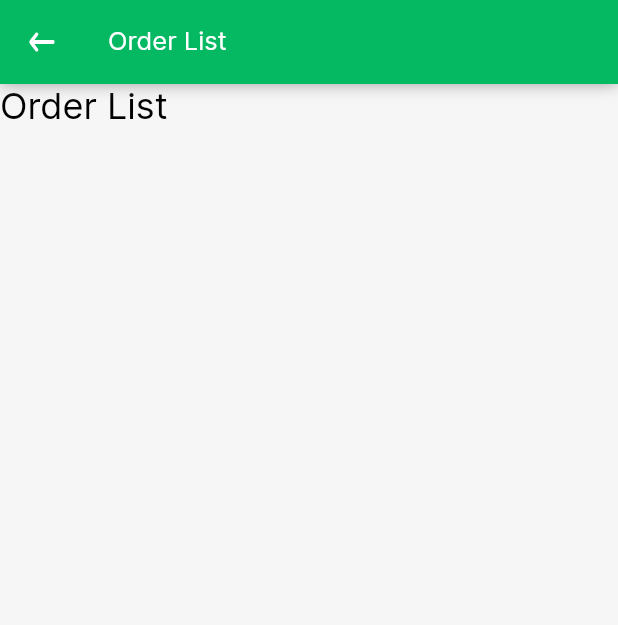
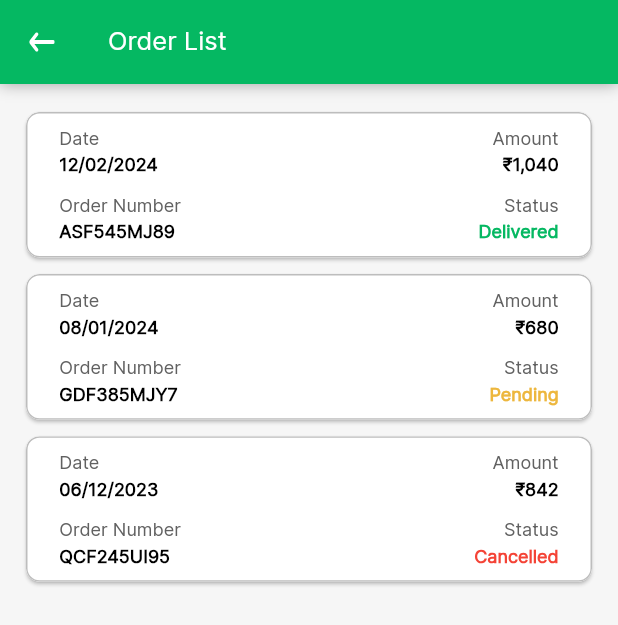
Before and after one commit to mendis11391/nourizmart_inl, a Flutter app: the OrderListPage screen opened by its route, on a phone screen of 412 x 824 dp. Shown: the top 625 px of the screen. Run offline on Flutter 3.47's test engine with Material 3 defaults, Android fonts, the light colour scheme and no system bars; our stand-ins replace cloud_firestore, dio, envied, firebase_auth, firebase_core, flutter_svg and 7 more; accounts and stored records are empty; generated files the repository leaves out were written again; network calls fail.

Commit message:
Order List

```diff
--- a/lib/presentation/pages/home/home_controller.dart
+++ b/lib/presentation/pages/home/home_controller.dart
@@ -117,11 +117,12 @@ class HomeController extends GetxController {
   }
 
   seeMoreAction() {
-    showToast('SeeMore Action');
+    navigatePage(AppConstants.orderListPage);
   }
 
   orderAction(int index) {
     showToast('Order Action ${index + 1}');
+    // navigatePage(AppConstants.orderDetailsPage);
   }
 
   // submitAction() async => apiDebounce(() async {
--- a/lib/presentation/pages/home/home_page.dart
+++ b/lib/presentation/pages/home/home_page.dart
@@ -349,9 +349,9 @@ class HomePage extends GetView<HomeController> {
               clipBehavior: Clip.antiAlias,
               shape: RoundedRectangleBorder(
                   borderRadius: BorderRadius.circular(getSize(10)),
-                  side: BorderSide(color: Colors.grey.shade600)),
+                  side: BorderSide(color: Colors.grey.shade400)),
               child: Padding(
-                padding: getPadding(all: 8),
+                padding: getPadding(all: 10),
                 child: Column(
                   crossAxisAlignment: CrossAxisAlignment.start,
                   mainAxisSize: MainAxisSize.min,
@@ -365,7 +365,7 @@ class HomePage extends GetView<HomeController> {
                           children: [
                             AppText(
                               text: 'Date',
-                              size: 14,
+                              size: 13,
                               color: Colors.grey.shade700,
                             ),
                             const SpaceHeight(mHeight: 3),
@@ -375,7 +375,7 @@ class HomePage extends GetView<HomeController> {
                                   : index == 1
                                       ? '08/01/2024'
                                       : '06/12/2023',
-                              size: 14,
+                              size: 13,
                               weight: FontWeight.bold,
                             ),
                           ],
@@ -386,7 +386,7 @@ class HomePage extends GetView<HomeController> {
                           children: [
                             AppText(
                               text: 'Amount',
-                              size: 14,
+                              size: 13,
                               color: Colors.grey.shade700,
                             ),
                             const SpaceHeight(mHeight: 3),
@@ -396,14 +396,14 @@ class HomePage extends GetView<HomeController> {
                                   : index == 1
                                       ? '₹680'
                                       : '₹842',
-                              size: 14,
+                              size: 13,
                               weight: FontWeight.bold,
                             ),
                           ],
                         ),
                       ],
                     ),
-                    const SpaceHeight(mHeight: 16),
+                    const SpaceHeight(mHeight: 12),
                     Row(
                       mainAxisAlignment: MainAxisAlignment.spaceBetween,
                       children: [
@@ -413,7 +413,7 @@ class HomePage extends GetView<HomeController> {
                           children: [
                             AppText(
                               text: 'Order Number',
-                              size: 14,
+                              size: 13,
                               color: Colors.grey.shade700,
                             ),
                             const SpaceHeight(mHeight: 3),
@@ -423,7 +423,7 @@ class HomePage extends GetView<HomeController> {
                                   : index == 1
                                       ? 'GDF385MJY7'
                                       : 'QCF245UI95',
-                              size: 14,
+                              size: 13,
                               weight: FontWeight.bold,
                             ),
                           ],
@@ -434,7 +434,7 @@ class HomePage extends GetView<HomeController> {
                           children: [
                             AppText(
                               text: 'Status',
-                              size: 14,
+                              size: 13,
                               color: Colors.grey.shade700,
                             ),
                             const SpaceHeight(mHeight: 3),
@@ -444,7 +444,7 @@ class HomePage extends GetView<HomeController> {
                                   : index == 1
                                       ? 'Pending'
                                       : 'Cancelled',
-                              size: 14,
+                              size: 13,
                               weight: FontWeight.bold,
                               color: getOrderStatusColor(index == 0
                                   ? 'Delivered'
--- a/lib/presentation/pages/order_list/order_list_controller.dart
+++ b/lib/presentation/pages/order_list/order_list_controller.dart
@@ -2,19 +2,30 @@ import '../../../../../app/utils/app_export.dart';
 
 class OrderListController extends GetxController {
   var title = 'Order List'.obs,
+      isLoading = true.obs,
+      limits = 10,
+      page = 1,
+      isNoMoreItem = false.obs,
+      isLoadMoreApi = false.obs,
+      totalOrder = 0.obs,
       showLoadingStyle = ApiCallLoadingTypeEnum.none.obs;
   late ScrollController scrollController;
+  late RxList<String> responseList;
+  late AppRepo appRepo;
 
   @override
   void onInit() {
     super.onInit();
     scrollController = ScrollController();
+    responseList = <String>[].obs;
+    appRepo = AppRepoImpl();
   }
 
   @override
   void onReady() {
     super.onReady();
     getSharedValue();
+    // paginationTask();
   }
 
   @override
@@ -29,12 +40,114 @@ class OrderListController extends GetxController {
 
   getSharedValue() async {
     if (await delayNavigation(AppConstants.appShortDelayDuration)) {
-      // Api Call
+      invokeApiCall();
     }
   }
 
-  // submitAction() async => apiDebounce(() async {
-  //       hideKeyBoardFocus();
-  //       navigatePage(AppConstants.paymentDetailsPage);
-  //     });
+  invokeApiCall() async {
+    showLoadingStyle.value = ApiCallLoadingTypeEnum.circularProgress;
+    defaultApiCall();
+  }
+
+  defaultApiCall() async {
+    if (await checkInternetConnection()) {
+      isLoading(true);
+      isLoadMoreApi(false);
+      isNoMoreItem(false);
+      page = 1;
+      if (showLoadingStyle.value == ApiCallLoadingTypeEnum.customLoading) {
+        AppLoader.showLoadingDialog();
+      }
+
+      apiCallOrderList(false);
+    } else {
+      await resetLoading(AppConstants.appZeroDuration);
+    }
+  }
+
+  apiCallOrderList(bool isPagination) async {
+    if (!isPagination) {
+      responseList.clear();
+    }
+    // dynamic payload = requestByData(searchText);
+
+    try {
+      // var response = await useCase.executeStoreList(payload);
+
+      // if (response.data != null && response.data!.rows != null) {
+      //   totalStore.value = validInt(response.data!.count);
+
+      //   if (isPagination && response.data!.rows!.isEmpty) {
+      //     isLoadMoreApi(false);
+      //     offset -= limits;
+      //     showToast('lbl_no_more_data'.tr);
+      //     isNoMoreItem(true);
+      //   }
+      //   responseList.addAll(response.data!.rows!);
+
+      // } else {
+      //   showToast('Failed: OnBoard Store List', msgType: ToastEnumType.error);
+      // }
+
+      for (int i = 0; i < 3; i++) {
+        responseList.add(validString(i));
+      }
+
+      await resetLoading(AppConstants.appResetLoadingDuration);
+    } catch (e) {
+      handleApiException(e, 'Order List');
+    }
+  }
+
+  handleApiException(dynamic error, String tag) async {
+    // String errorMsg = checkErrorModel(error);
+    // handleException(errorMsg, tag);
+    // showToast(errorMsg, msgType: ToastEnumType.error);
+
+    showToast(validString(error), toastType: ToastType.error);
+    await resetLoading(AppConstants.appShortDelayDuration);
+  }
+
+  resetLoading(int delayDuration) async {
+    if (await delayNavigation(delayDuration)) {
+      isLoading(false);
+      isLoadMoreApi(false);
+      if (showLoadingStyle.value == ApiCallLoadingTypeEnum.customLoading) {
+        AppLoader.hideLoadingDialog();
+      }
+      showLoadingStyle.value = ApiCallLoadingTypeEnum.none;
+    }
+  }
+
+  paginationTask() {
+    scrollController.addListener(() {
+      if (scrollController.position.pixels ==
+              scrollController.position.maxScrollExtent &&
+          isLoadMoreApi.isFalse) {
+        // page += limits;
+        page++;
+        getMoreTask();
+      }
+    });
+  }
+
+  getMoreTask() async {
+    if (await checkInternetConnection()) {
+      if (isNoMoreItem.isFalse) {
+        isLoadMoreApi(true);
+        showLoadingStyle.value = ApiCallLoadingTypeEnum.loadMore;
+        apiCallOrderList(true);
+      } else {
+        // page -= limits;
+        page--;
+        isLoadMoreApi(false);
+        showToast('No more items');
+      }
+    }
+  }
+
+  submitAction(int idx) async => apiDebounce(() async {
+        hideKeyBoardFocus();
+        navigatePage(AppConstants.orderDetailsPage);
+      });
 }
--- a/lib/presentation/pages/order_list/order_list_page.dart
+++ b/lib/presentation/pages/order_list/order_list_page.dart
@@ -26,44 +26,169 @@ class OrderListPage extends GetView<OrderListController> {
 
   Widget buildBody() => SafeArea(
         child: Column(
+          crossAxisAlignment: CrossAxisAlignment.start,
+          mainAxisSize: MainAxisSize.min,
           children: [
-            // buildNote(),
-            // buildListData(),
-
-            AppText(text: controller.title.value, size: 25),
+            buildListSection(),
           ],
         ),
       );
 
-  //  Widget buildListData() =>
-  // controller.responseList.isEmpty ? loadingNoData() : buildListBuilder();
+  Widget buildListSection() =>
+      controller.responseList.isEmpty ? loadingNoData() : buildListBuilder();
 
-  // Widget loadingNoData() => Visibility(
-  //   visible: (controller.showLoadingStyle.value ==
-  //           ApiCallLoadingTypeEnum.circularProgress ||
-  //       controller.showLoadingStyle.value == ApiCallLoadingTypeEnum.search),
-  //   replacement: controller.isLoading.isFalse
-  //       ? const AppNoDataFound()
-  //       : const SizedBox.shrink(),
-  //   child: AppCircularProgress(loadingText: 'lbl_please_wait'.tr),
-  // );
+  Widget loadingNoData() => Visibility(
+        visible: (controller.showLoadingStyle.value ==
+                ApiCallLoadingTypeEnum.circularProgress ||
+            controller.showLoadingStyle.value == ApiCallLoadingTypeEnum.search),
+        replacement: controller.isLoading.isFalse
+            ? const AppNoDataFound()
+            : const SizedBox.shrink(),
+        child: const AppCircularProgress(),
+      );
 
-  // Widget buildBottomNavigation() => ColoredBox(
-  //       color: AppColors.commonThemeShade50,
-  //       child: Padding(
-  //         padding: getPadding(
-  //           top: 10,
-  //           bottom: 10,
-  //           left: 15,
-  //           right: 15,
-  //         ),
-  //         child: AppButton(
-  //           textSize: getFontSize(14),
-  //           buttonText: 'Continue',
-  //           borderRadius: getSize(5),
-  //           weight: FontWeight.bold,
-  //           onTap: () => controller.submitAction(),
-  //         ),
-  //       ),
-  //     );
+  Widget buildListBuilder() => Expanded(
+        child: ListView.separated(
+          controller: controller.scrollController,
+          padding: getPadding(left: 6, right: 6, top: 15, bottom: 20),
+          physics: const BouncingScrollPhysics(),
+          keyboardDismissBehavior: ScrollViewKeyboardDismissBehavior.onDrag,
+          shrinkWrap: true,
+          itemCount: controller.responseList.length,
+          itemBuilder: (context, idx) {
+            if (idx == (controller.responseList.length - 1) &&
+                controller.isLoadMoreApi.isTrue) {
+              return const AppLoadMore();
+            } else {
+              final String item = controller.responseList[idx];
+              return buildListElements(item, idx);
+            }
+          },
+          separatorBuilder: (BuildContext context, int index) => AppDivider(
+            color: Colors.transparent,
+            height: getSize(5),
+            // thickness: getSize(1),
+          ),
+        ),
+      );
+
+  Widget buildListElements(String item, int idx) => InkWell(
+        onTap: () => controller.submitAction(idx),
+        child: Card(
+          elevation: 1,
+          clipBehavior: Clip.antiAlias,
+          shape: RoundedRectangleBorder(
+              borderRadius: BorderRadius.circular(getSize(10)),
+              side: BorderSide(color: Colors.grey.shade400)),
+          child: Padding(
+            padding: getPadding(all: 10),
+            child: Column(
+              crossAxisAlignment: CrossAxisAlignment.start,
+              mainAxisSize: MainAxisSize.min,
+              children: [
+                Row(
+                  mainAxisAlignment: MainAxisAlignment.spaceBetween,
+                  children: [
+                    Column(
+                      crossAxisAlignment: CrossAxisAlignment.start,
+                      mainAxisSize: MainAxisSize.min,
+                      children: [
+                        AppText(
+                          text: 'Date',
+                          size: 13,
+                          color: Colors.grey.shade700,
+                        ),
+                        const SpaceHeight(mHeight: 3),
+                        AppText(
+                          text: idx == 0
+                              ? '12/02/2024'
+                              : idx == 1
+                                  ? '08/01/2024'
+                                  : '06/12/2023',
+                          size: 13,
+                          weight: FontWeight.bold,
+                        ),
+                      ],
+                    ),
+                    Column(
+                      crossAxisAlignment: CrossAxisAlignment.end,
+                      mainAxisSize: MainAxisSize.min,
+                      children: [
+                        AppText(
+                          text: 'Amount',
+                          size: 13,
+                          color: Colors.grey.shade700,
+                        ),
+                        const SpaceHeight(mHeight: 3),
+                        AppText(
+                          text: idx == 0
+                              ? '₹1,040'
+                              : idx == 1
+                                  ? '₹680'
+                                  : '₹842',
+                          size: 13,
+                          weight: FontWeight.bold,
+                        ),
+                      ],
+                    ),
+                  ],
+                ),
+                const SpaceHeight(mHeight: 12),
+                Row(
+                  mainAxisAlignment: MainAxisAlignment.spaceBetween,
+                  children: [
+                    Column(
+                      crossAxisAlignment: CrossAxisAlignment.start,
+                      mainAxisSize: MainAxisSize.min,
+                      children: [
+                        AppText(
+                          text: 'Order Number',
+                          size: 13,
+                          color: Colors.grey.shade700,
+                        ),
+                        const SpaceHeight(mHeight: 3),
+                        AppText(
+                          text: idx == 0
+                              ? 'ASF545MJ89'
+                              : idx == 1
+                                  ? 'GDF385MJY7'
+                                  : 'QCF245UI95',
+                          size: 13,
+                          weight: FontWeight.bold,
+                        ),
+                      ],
+                    ),
+                    Column(
+                      crossAxisAlignment: CrossAxisAlignment.end,
+                      mainAxisSize: MainAxisSize.min,
+                      children: [
+                        AppText(
+                          text: 'Status',
+                          size: 13,
+                          color: Colors.grey.shade700,
+                        ),
+                        const SpaceHeight(mHeight: 3),
+                        AppText(
+                          text: idx == 0
+                              ? 'Delivered'
+                              : idx == 1
+                                  ? 'Pending'
+                                  : 'Cancelled',
+                          size: 13,
+                          weight: FontWeight.bold,
+                          color: getOrderStatusColor(idx == 0
+                              ? 'Delivered'
+                              : idx == 1
+                                  ? 'Pending'
+                                  : 'Cancelled'),
+                        ),
+                      ],
+                    ),
+                  ],
+                ),
+              ],
+            ),
+          ),
+        ),
+      );
 }
```
